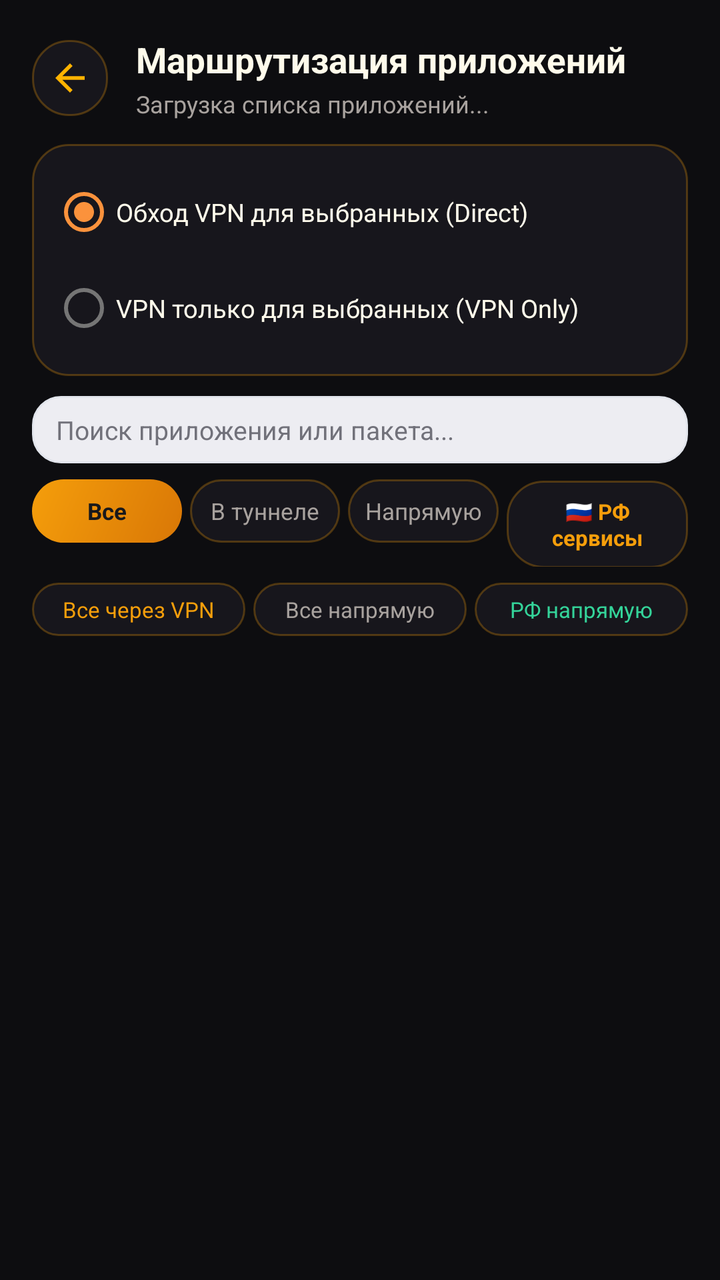
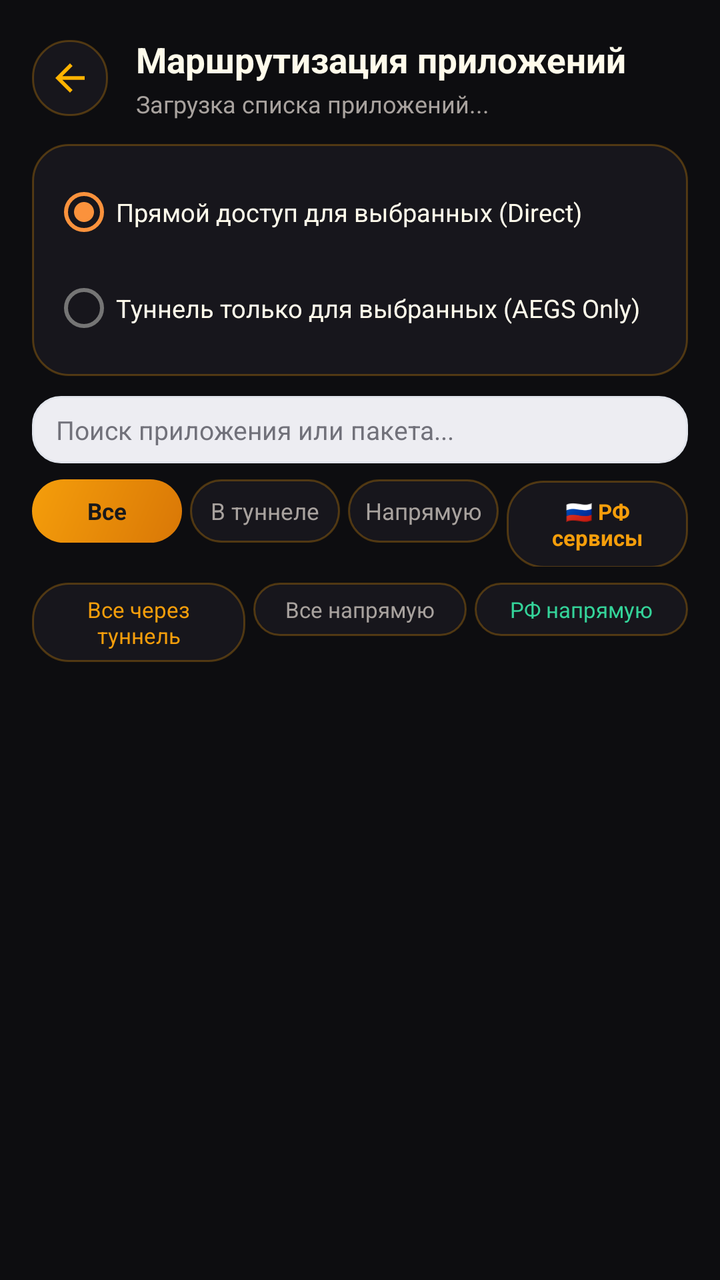

Before-and-after screenshots of an Android layout around one commit, followed by the original layout XML and the change that was made.
<!-- AndroidManifest.xml: application theme Theme.AEGS -->
<!-- res/layout/activity_app_routing.xml -->
<?xml version="1.0" encoding="utf-8"?>
<LinearLayout xmlns:android="http://schemas.android.com/apk/res/android"
    android:layout_width="match_parent"
    android:layout_height="match_parent"
    android:orientation="vertical"
    android:background="#0D0D10"
    android:paddingTop="18dp">

    
    <LinearLayout
        android:layout_width="match_parent"
        android:layout_height="wrap_content"
        android:orientation="horizontal"
        android:gravity="center_vertical"
        android:paddingStart="16dp"
        android:paddingEnd="16dp"
        android:paddingBottom="12dp">

        <ImageView
            android:id="@+id/btn_back_routing"
            android:layout_width="38dp"
            android:layout_height="38dp"
            android:background="@drawable/card_obsidian"
            android:src="@drawable/ic_arrow_back"
            android:padding="8dp"
            android:tint="@color/amber_primary"
            android:clickable="true"
            android:focusable="true"
            android:contentDescription="Назад" />

        <LinearLayout
            android:layout_width="0dp"
            android:layout_height="wrap_content"
            android:layout_weight="1"
            android:orientation="vertical"
            android:layout_marginStart="14dp">

            <TextView
                android:layout_width="wrap_content"
                android:layout_height="wrap_content"
                android:text="Маршрутизация приложений"
                android:textColor="#FFFBEB"
                android:textSize="17.5sp"
                android:textStyle="bold" />

            <TextView
                android:id="@+id/tv_routing_subtitle"
                android:layout_width="wrap_content"
                android:layout_height="wrap_content"
                android:text="Загрузка списка приложений..."
                android:textColor="#A8A29E"
                android:textSize="12sp"
                android:layout_marginTop="2dp" />
        </LinearLayout>
    </LinearLayout>

    
    <LinearLayout
        android:id="@+id/card_smart_analysis"
        android:layout_width="match_parent"
        android:layout_height="wrap_content"
        android:orientation="vertical"
        android:background="@drawable/card_obsidian"
        android:layout_marginStart="16dp"
        android:layout_marginEnd="16dp"
        android:padding="14dp"
        android:visibility="gone"
        android:layout_marginBottom="10dp">

        <LinearLayout
            android:layout_width="match_parent"
            android:layout_height="wrap_content"
            android:orientation="horizontal"
            android:gravity="center_vertical"
            android:layout_marginBottom="6dp">

            <ImageView
                android:layout_width="22dp"
                android:layout_height="22dp"
                android:src="@drawable/ic_shield"
                android:tint="@color/amber_primary"
                android:layout_marginEnd="8dp" />

            <TextView
                android:id="@+id/tv_smart_analysis_title"
                android:layout_width="wrap_content"
                android:layout_height="wrap_content"
                android:text="Умный анализ: сервисы РФ"
                android:textColor="#F59E0B"
                android:textSize="13.5sp"
                android:textStyle="bold" />
        </LinearLayout>

        <TextView
            android:id="@+id/tv_smart_analysis_desc"
            android:layout_width="match_parent"
            android:layout_height="wrap_content"
            android:text="Обнаружены российские сервисы (банки, Госуслуги, доставка). Рекомендуется настроить их в прямой обход VPN."
            android:textColor="#D4D4D8"
            android:textSize="12sp"
            android:lineSpacingExtra="2dp"
            android:layout_marginBottom="10dp" />

        <Button
            android:id="@+id/btn_apply_smart_ru"
            android:layout_width="match_parent"
            android:layout_height="38dp"
            android:text="⚡ Настроить сервисы РФ в обход VPN"
            android:textColor="#18181B"
            android:textSize="12sp"
            android:textStyle="bold"
            android:background="@drawable/btn_amber_gradient" />
    </LinearLayout>

    
    <LinearLayout
        android:layout_width="match_parent"
        android:layout_height="wrap_content"
        android:orientation="vertical"
        android:background="@drawable/card_obsidian"
        android:layout_marginStart="16dp"
        android:layout_marginEnd="16dp"
        android:padding="10dp"
        android:layout_marginBottom="10dp">

        <RadioGroup
            android:id="@+id/rg_routing_mode"
            android:layout_width="match_parent"
            android:layout_height="wrap_content"
            android:orientation="vertical">

            <RadioButton
                android:id="@+id/rb_mode_bypass"
                android:layout_width="match_parent"
                android:layout_height="wrap_content"
                android:text="Обход VPN для выбранных (Direct)"
                android:textColor="#FFFBEB"
                android:textSize="12.5sp"
                android:checked="true" />

            <RadioButton
                android:id="@+id/rb_mode_vpn_only"
                android:layout_width="match_parent"
                android:layout_height="wrap_content"
                android:text="VPN только для выбранных (VPN Only)"
                android:textColor="#FFFBEB"
                android:textSize="12.5sp" />
        </RadioGroup>
    </LinearLayout>

    
    <LinearLayout
        android:layout_width="match_parent"
        android:layout_height="wrap_content"
        android:orientation="horizontal"
        android:gravity="center_vertical"
        android:background="@drawable/bg_input_rounded"
        android:layout_marginStart="16dp"
        android:layout_marginEnd="16dp"
        android:paddingStart="12dp"
        android:paddingEnd="12dp"
        android:paddingTop="8dp"
        android:paddingBottom="8dp"
        android:layout_marginBottom="8dp">

        <EditText
            android:id="@+id/et_search_apps"
            android:layout_width="match_parent"
            android:layout_height="wrap_content"
            android:background="@null"
            android:hint="Поиск приложения или пакета..."
            android:textColor="#FFFBEB"
            android:textColorHint="#71717A"
            android:textSize="13sp"
            android:singleLine="true"
            android:imeOptions="actionDone" />
    </LinearLayout>

    
    <LinearLayout
        android:layout_width="match_parent"
        android:layout_height="wrap_content"
        android:orientation="horizontal"
        android:layout_marginStart="16dp"
        android:layout_marginEnd="16dp"
        android:layout_marginBottom="8dp">

        <TextView
            android:id="@+id/btn_filter_all"
            android:layout_width="0dp"
            android:layout_height="wrap_content"
            android:layout_weight="1"
            android:gravity="center"
            android:padding="8dp"
            android:background="@drawable/btn_amber_gradient"
            android:text="Все"
            android:textColor="#18181B"
            android:textSize="11.5sp"
            android:textStyle="bold"
            android:clickable="true"
            android:focusable="true"
            android:layout_marginEnd="4dp" />

        <TextView
            android:id="@+id/btn_filter_vpn"
            android:layout_width="0dp"
            android:layout_height="wrap_content"
            android:layout_weight="1"
            android:gravity="center"
            android:padding="8dp"
            android:background="@drawable/card_obsidian"
            android:text="В туннеле"
            android:textColor="#A8A29E"
            android:textSize="11.5sp"
            android:clickable="true"
            android:focusable="true"
            android:layout_marginEnd="4dp" />

        <TextView
            android:id="@+id/btn_filter_direct"
            android:layout_width="0dp"
            android:layout_height="wrap_content"
            android:layout_weight="1"
            android:gravity="center"
            android:padding="8dp"
            android:background="@drawable/card_obsidian"
            android:text="Напрямую"
            android:textColor="#A8A29E"
            android:textSize="11.5sp"
            android:clickable="true"
            android:focusable="true"
            android:layout_marginEnd="4dp" />

        <TextView
            android:id="@+id/btn_filter_ru"
            android:layout_width="0dp"
            android:layout_height="wrap_content"
            android:layout_weight="1.2"
            android:gravity="center"
            android:padding="8dp"
            android:background="@drawable/card_obsidian"
            android:text="🇷🇺 РФ сервисы"
            android:textColor="#F59E0B"
            android:textSize="11sp"
            android:textStyle="bold"
            android:clickable="true"
            android:focusable="true" />
    </LinearLayout>

    
    <LinearLayout
        android:layout_width="match_parent"
        android:layout_height="wrap_content"
        android:orientation="horizontal"
        android:layout_marginStart="16dp"
        android:layout_marginEnd="16dp"
        android:layout_marginBottom="8dp">

        <TextView
            android:id="@+id/btn_quick_all_vpn"
            android:layout_width="0dp"
            android:layout_height="wrap_content"
            android:layout_weight="1"
            android:text="Все через VPN"
            android:textColor="#F59E0B"
            android:textSize="11sp"
            android:gravity="center"
            android:padding="6dp"
            android:background="@drawable/card_obsidian"
            android:layout_marginEnd="4dp"
            android:clickable="true"
            android:focusable="true" />

        <TextView
            android:id="@+id/btn_quick_all_direct"
            android:layout_width="0dp"
            android:layout_height="wrap_content"
            android:layout_weight="1"
            android:text="Все напрямую"
            android:textColor="#A8A29E"
            android:textSize="11sp"
            android:gravity="center"
            android:padding="6dp"
            android:background="@drawable/card_obsidian"
            android:layout_marginEnd="4dp"
            android:clickable="true"
            android:focusable="true" />

        <TextView
            android:id="@+id/btn_quick_select_ru"
            android:layout_width="0dp"
            android:layout_height="wrap_content"
            android:layout_weight="1"
            android:text="РФ напрямую"
            android:textColor="#34D399"
            android:textSize="11sp"
            android:gravity="center"
            android:padding="6dp"
            android:background="@drawable/card_obsidian"
            android:clickable="true"
            android:focusable="true" />
    </LinearLayout>

    
    <ProgressBar
        android:id="@+id/pb_loading_apps"
        android:layout_width="wrap_content"
        android:layout_height="wrap_content"
        android:layout_gravity="center_horizontal"
        android:indeterminateTint="@color/amber_primary"
        android:layout_marginTop="30dp" />

    
    <ListView
        android:id="@+id/lv_apps"
        android:layout_width="match_parent"
        android:layout_height="match_parent"
        android:paddingStart="16dp"
        android:paddingEnd="16dp"
        android:divider="@null"
        android:dividerHeight="0dp"
        android:scrollbars="vertical"
        android:visibility="gone" />

</LinearLayout>
<!-- resources referenced by this layout -->
<resources>
  <color name="amber_primary">#FFB300</color>
  <!-- drawable bg_input_rounded (drawable) -->
  ﻿<?xml version="1.0" encoding="utf-8"?>
  <shape xmlns:android="http://schemas.android.com/apk/res/android"
      android:shape="rectangle">
      <corners android:radius="14dp" />
      <solid android:color="@color/obsidian_surface_elevated" />
      <stroke
          android:width="1dp"
          android:color="@color/obsidian_card_stroke" />
  </shape>
  <!-- drawable btn_amber_gradient (drawable) -->
  <?xml version="1.0" encoding="utf-8"?>
  <ripple xmlns:android="http://schemas.android.com/apk/res/android"
      android:color="#47FFFFFF">
      <item>
          <shape android:shape="rectangle">
              <gradient
                  android:angle="315"
                  android:startColor="#F59E0B"
                  android:endColor="#D97706"
                  android:type="linear" />
              <corners android:radius="18dp" />
          </shape>
      </item>
  </ripple>
  <!-- drawable card_obsidian (drawable) -->
  <?xml version="1.0" encoding="utf-8"?>
  <shape xmlns:android="http://schemas.android.com/apk/res/android"
      android:shape="rectangle">
      <solid android:color="#17161C" />
      <stroke
          android:width="1dp"
          android:color="#47F59E0B" />
      <corners android:radius="18dp" />
  </shape>
  <!-- drawable ic_arrow_back (drawable) -->
  <vector xmlns:android="http://schemas.android.com/apk/res/android"
      android:width="24dp"
      android:height="24dp"
      android:viewportWidth="24"
      android:viewportHeight="24">
      <path
          android:fillColor="@color/amber_primary"
          android:pathData="M20,11H7.83l5.59,-5.59L12,4l-8,8 8,8 1.41,-1.41L7.83,13H20v-2z"/>
  </vector>
  <!-- drawable ic_shield (drawable) -->
  ﻿<vector xmlns:android="http://schemas.android.com/apk/res/android"
      android:width="24dp"
      android:height="24dp"
      android:viewportWidth="24"
      android:viewportHeight="24"
      android:alpha="0.85">
      <path
          android:fillColor="@color/amber_primary"
          android:pathData="M12,1L3,5v6c0,5.55 3.84,10.74 9,12c5.16,-1.26 9,-6.45 9,-12V5L12,1zM12,11.99h7c-0.53,4.12 -3.28,7.79 -7,8.94V12H5V6.3l7,-3.11V11.99z"/>
  </vector>
  <style name="Theme.AEGS" parent="Theme.MaterialComponents.DayNight.NoActionBar">
          
          <item name="colorPrimary">@color/primary</item>
          <item name="colorPrimaryVariant">@color/primary_dark</item>
          <item name="colorOnPrimary">@color/btn_text</item>
  
          
          <item name="colorSecondary">@color/secondary</item>
          <item name="colorSecondaryVariant">@color/primary_dark</item>
          <item name="colorOnSecondary">@color/btn_text</item>
  
          
          <item name="android:statusBarColor">@color/bg_main</item>
          <item name="android:navigationBarColor">@color/bg_main</item>
          <item name="android:windowBackground">@color/bg_main</item>
  
          
          <item name="shapeAppearanceSmallComponent">@style/ShapeAppearance.RoundedSmall</item>
          <item name="shapeAppearanceMediumComponent">@style/ShapeAppearance.RoundedMedium</item>
          <item name="shapeAppearanceLargeComponent">@style/ShapeAppearance.RoundedLarge</item>
      </style>
  <color name="obsidian_surface_elevated">#EDEDF2</color>
  <color name="obsidian_card_stroke">#E2E5EC</color>
  <color name="primary">#F59E0B</color>
  <color name="primary_dark">#D97706</color>
  <color name="btn_text">#261102</color>
  <color name="secondary">#FB923C</color>
  <color name="bg_main">#0D0D10</color>
  <style name="ShapeAppearance.RoundedSmall" parent="ShapeAppearance.MaterialComponents.SmallComponent">
          <item name="cornerSize">12dp</item>
      </style>
  <style name="ShapeAppearance.RoundedMedium" parent="ShapeAppearance.MaterialComponents.MediumComponent">
          <item name="cornerSize">20dp</item>
      </style>
  <style name="ShapeAppearance.RoundedLarge" parent="ShapeAppearance.MaterialComponents.LargeComponent">
          <item name="cornerSize">28dp</item>
      </style>
</resources>

<!-- the commit's change to res/layout/activity_app_routing.xml (unified diff, before → after) -->
@@ -95,7 +95,7 @@
             android:id="@+id/tv_smart_analysis_desc"
             android:layout_width="match_parent"
             android:layout_height="wrap_content"
-            android:text="Обнаружены российские сервисы (банки, Госуслуги, доставка). Рекомендуется настроить их в прямой обход VPN."
+            android:text="Обнаружены российские сервисы (банки, Госуслуги, доставка). Рекомендуется включить для них прямой доступ (Direct)."
             android:textColor="#D4D4D8"
             android:textSize="12sp"
             android:lineSpacingExtra="2dp"
@@ -105,7 +105,7 @@
             android:id="@+id/btn_apply_smart_ru"
             android:layout_width="match_parent"
             android:layout_height="38dp"
-            android:text="⚡ Настроить сервисы РФ в обход VPN"
+            android:text="⚡ Включить прямой доступ для сервисов РФ"
             android:textColor="#18181B"
             android:textSize="12sp"
             android:textStyle="bold"
@@ -133,7 +133,7 @@
                 android:id="@+id/rb_mode_bypass"
                 android:layout_width="match_parent"
                 android:layout_height="wrap_content"
-                android:text="Обход VPN для выбранных (Direct)"
+                android:text="Прямой доступ для выбранных (Direct)"
                 android:textColor="#FFFBEB"
                 android:textSize="12.5sp"
                 android:checked="true" />
@@ -142,7 +142,7 @@
                 android:id="@+id/rb_mode_vpn_only"
                 android:layout_width="match_parent"
                 android:layout_height="wrap_content"
-                android:text="VPN только для выбранных (VPN Only)"
+                android:text="Туннель только для выбранных (AEGS Only)"
                 android:textColor="#FFFBEB"
                 android:textSize="12.5sp" />
         </RadioGroup>
@@ -261,7 +261,7 @@
             android:layout_width="0dp"
             android:layout_height="wrap_content"
             android:layout_weight="1"
-            android:text="Все через VPN"
+            android:text="Все через туннель"
             android:textColor="#F59E0B"
             android:textSize="11sp"
             android:gravity="center"
